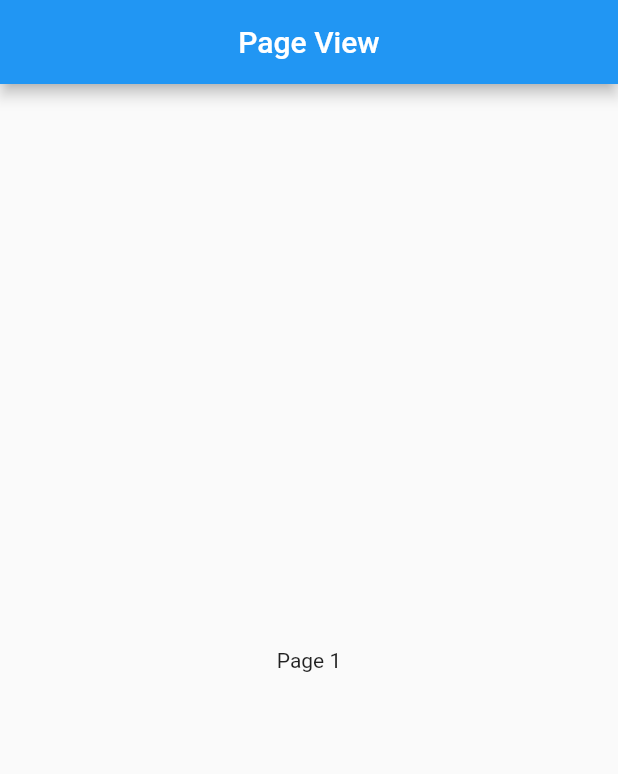
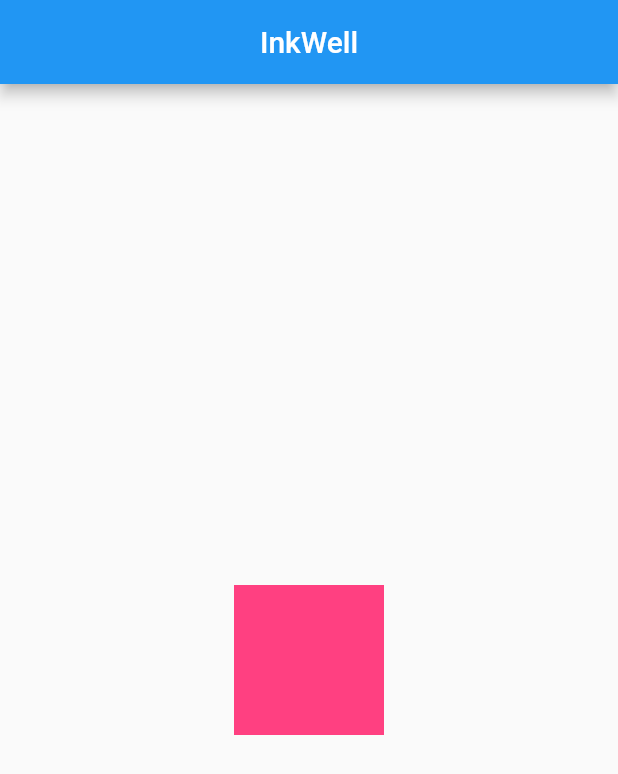
Before and after one commit to NazmulHasan0/atoz, a Flutter app: the screen it shows after launch, on a phone screen of 412 x 824 dp. Shown: the top 774 px of the screen. Run offline on Flutter 3.47's test engine with Material 2 defaults, Android fonts, the phone set to English and light mode, and no system bars.

Commit message:
Gesture & InkWell

```diff
--- /dev/null
+++ b/lib/InkWell/inkwell.dart
@@ -0,0 +1,28 @@
+import 'package:flutter/material.dart';
+
+class Myinkwell extends StatelessWidget {
+  @override
+  Widget build(BuildContext context) {
+    return Scaffold(
+      appBar: AppBar(title: Text("InkWell"), centerTitle: true),
+      body: Center(
+        child: Material(
+          color: Colors.pinkAccent,
+          child: InkWell(
+            onTap: () {
+              print("InkWell Clicked");
+            },
+            splashColor: Colors.white,
+            child: Ink(height: 100, width: 100),
+          ),
+        ),
+      ),
+    );
+  }
+}
+
+
+/*
+  যেই সমস্ত widget এর onTap property নেই
+  তাদেরকে click able করতে InkWell ব্যবহার করা হয়
+*/
--- a/lib/Page View/pageview.dart
+++ b/lib/Page View/pageview.dart
@@ -15,7 +15,6 @@ class _MyPageviewState extends State<MyPageview> {
   PageController _pageController = PageController(
     initialPage: 0,
   );
-
   //
   @override
   Widget build(BuildContext context) {
--- a/lib/main.dart
+++ b/lib/main.dart
@@ -20,10 +20,12 @@ import 'package:atoz/Drawer/drawer.dart';
 import 'package:atoz/Exit%20Dialog/exitdialog.dart';
 import 'package:atoz/Expanded/expanded.dart';
 import 'package:atoz/Floating%20Action%20Button/floatingactionbutton.dart';
+import 'package:atoz/Gesture%20Detector/gesture.dart';
 import 'package:atoz/GridView%20Builder/gridviewbuilder.dart';
 import 'package:atoz/GridView/gridview.dart';
 import 'package:atoz/Image/image.dart';
 import 'package:atoz/Indexed%20Stack/indexedstack.dart';
+import 'package:atoz/InkWell/inkwell.dart';
 import 'package:atoz/ListTile/listtile.dart';
 import 'package:atoz/ListView/listview.dart';
 import 'package:atoz/ListView%20Builder/listviewbuilder.dart';
@@ -31,6 +33,7 @@ import 'package:atoz/Navigation%20Rail/navigationrail.dart';
 import 'package:atoz/Nestedscrollview/nestedscrollview.dart';
 import 'package:atoz/Opacity/opacity.dart';
 import 'package:atoz/Page%20View/pageview.dart';
+import 'package:atoz/RadioButton/radio_button.dart';
 import 'package:atoz/Rich%20Text/richtext.dart';
 import 'package:atoz/Slider/slider.dart';
 import 'package:atoz/Sliver%20AppBar/sliverappbar.dart';
@@ -56,8 +59,11 @@ class MyApp extends StatelessWidget {
   Widget build(BuildContext context) {
     return MaterialApp(
       debugShowCheckedModeBanner: false,
-      initialRoute: '/MyPageview',
+      initialRoute: '/Myinkwell',
       routes: {
+        '/Myinkwell': (context) => Myinkwell(),
+        '/Mygesture': (context) => Mygesture(),
+        '/Myradiobutton': (context) => Myradiobutton(),
         '/Myopacity': (context) => Myopacity(),
         '/Myexitdialog': (context) => Myexitdialog(),
         '/Mynavigationrail': (context) => Mynavigationrail(),
```
Also changed, not shown: lib/Gesture Detector/gesture.dart (added, +25 -0 lines), lib/RadioButton/radio_button.dart (added, +57 -0 lines).
